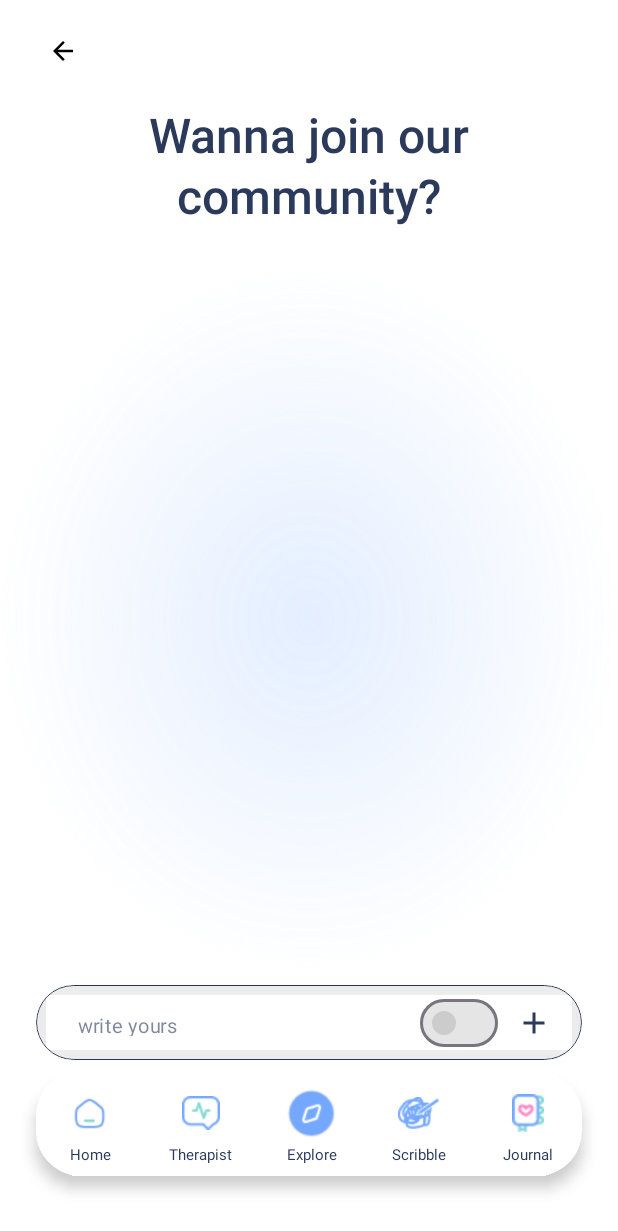
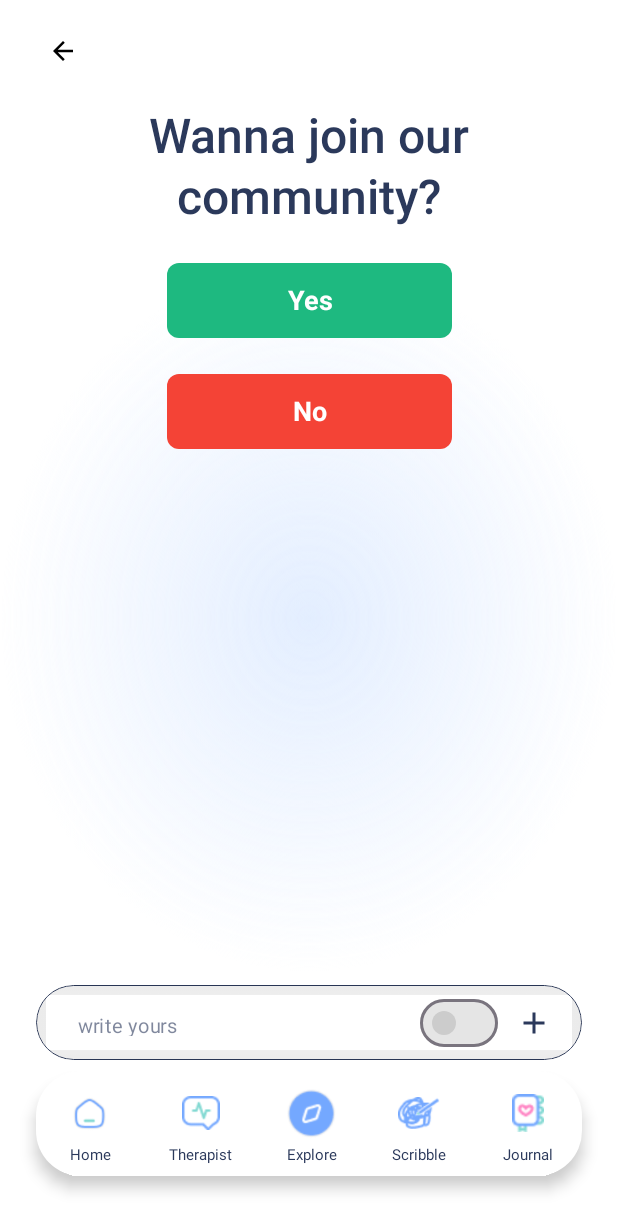
Before and after one commit to michaeldavidsinn/scribesoul, an Android app built with Jetpack Compose: the @Preview function JoinChatPreview, on a phone screen of 412 x 824 dp. Shown: the top 1231 px of the screen. Run offline under Robolectric (Android 15) with nearby library versions, the phone set to English and light mode, and no system bars.

Commit message:
Update JoinChat.kt

```diff
--- a/app/src/main/java/com/example/scribesoul/ui/screens/JoinChat.kt
+++ b/app/src/main/java/com/example/scribesoul/ui/screens/JoinChat.kt
@@ -138,6 +138,46 @@ fun JoinChatScreen(navController: NavController) {
                         color = Color(0xFF2B395B),
                         textAlign = TextAlign.Center
                     )
+
+                    Spacer(modifier = Modifier.height(24.dp))
+
+                    Box(
+                        modifier = Modifier
+                            .fillMaxWidth(0.5f) // Panjang kotak 50% dari layar
+                            .height(50.dp)
+                            .clip(RoundedCornerShape(8.dp))
+                            .background(Color(0xFF1EB980)) // Warna biru tua
+                            .align(Alignment.CenterHorizontally), // Posisi tengah horizontal
+                        contentAlignment = Alignment.Center
+                    ) {
+                        Text(
+                            text = "Yes",
+                            color = Color.White,
+                            fontSize = 18.sp,
+                            fontWeight = FontWeight.Bold,
+                            textAlign = TextAlign.Center
+                        )
+                    }
+
+                    Spacer(modifier = Modifier.height(24.dp))
+
+                    Box(
+                        modifier = Modifier
+                            .fillMaxWidth(0.5f) // Panjang kotak 50% dari layar
+                            .height(50.dp)
+                            .clip(RoundedCornerShape(8.dp))
+                            .background(Color(0xFFF44336)) // Warna biru tua
+                            .align(Alignment.CenterHorizontally), // Posisi tengah horizontal
+                        contentAlignment = Alignment.Center
+                    ) {
+                        Text(
+                            text = "No",
+                            color = Color.White,
+                            fontSize = 18.sp,
+                            fontWeight = FontWeight.Bold,
+                            textAlign = TextAlign.Center
+                        )
+                    }
                 }
             }
 
```
